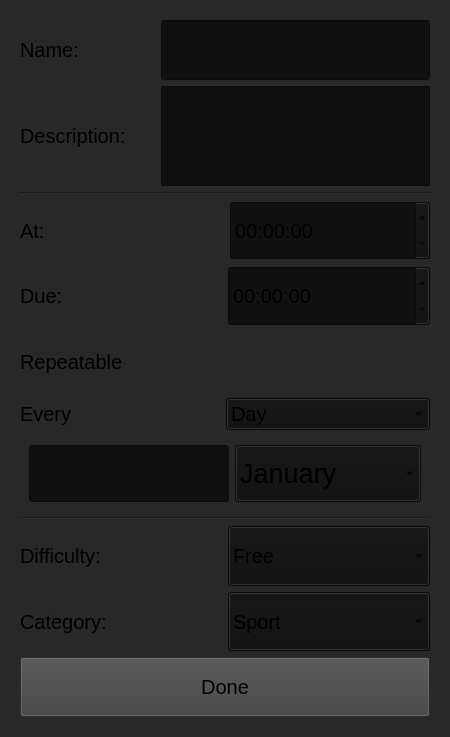
First picture: the form in ui/windows/add_task_popup_v6.ui, repository YotaBitOn/To-Plan, before the edit.
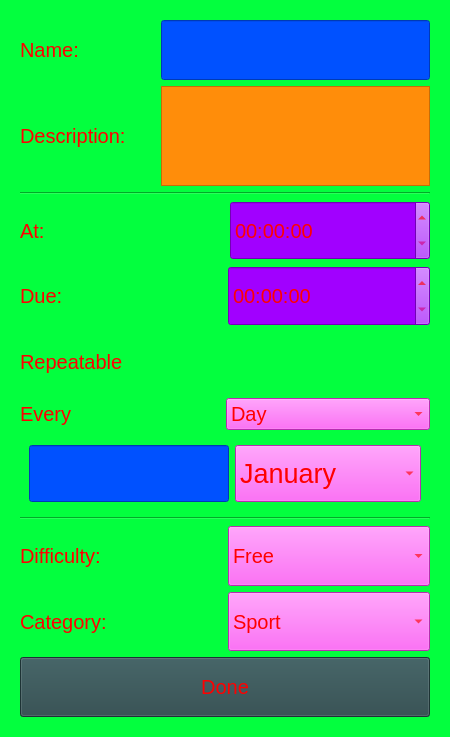
Second picture: the form after the edit. The open tabs and pages were chosen to show the change.

Commit message: chore: add theme to add task window

Patch:
```diff
--- a/ui/windows/add_task_popup_v6.ui
+++ b/ui/windows/add_task_popup_v6.ui
@@ -32,8 +32,31 @@
    <string>Form</string>
   </property>
   <property name="styleSheet">
-   <string notr="true">
-background-color: rgb(40,40,40);</string>
+   <string notr="true">*  {
+background-color: rgb(3, 255, 62);;
+color: rgb(255, 0, 0);
+}
+
+QLineEdit {
+	background-color: rgb(0, 81, 255);
+}
+
+QTextEdit {
+	background-color: rgb(255, 141, 10);
+}
+
+QComboBox {
+	background-color: rgb(255, 64, 245);
+}
+
+QTimeEdit{
+	background-color: rgb(161, 0, 255);
+}
+
+QPushButton{
+	background-color: rgb(42, 71, 74);
+}
+</string>
   </property>
   <layout class="QVBoxLayout" name="verticalLayout_2" stretch="1,1,0,1,1,1,1,0,1,1,1">
    <property name="leftMargin">
@@ -82,7 +105,7 @@
         </font>
        </property>
        <property name="styleSheet">
-        <string notr="true">background-color: rgb(16, 16, 16);</string>
+        <string notr="true"/>
        </property>
       </widget>
      </item>
@@ -128,7 +151,7 @@
         </font>
        </property>
        <property name="styleSheet">
-        <string notr="true">background-color: rgb(16, 16, 16);</string>
+        <string notr="true"/>
        </property>
       </widget>
      </item>
@@ -181,7 +204,7 @@
         </font>
        </property>
        <property name="styleSheet">
-        <string notr="true">background-color: rgb(16, 16, 16);</string>
+        <string notr="true"/>
        </property>
       </widget>
      </item>
@@ -221,7 +244,7 @@
         </font>
        </property>
        <property name="styleSheet">
-        <string notr="true">background-color: rgb(16, 16, 16);</string>
+        <string notr="true"/>
        </property>
       </widget>
      </item>
@@ -339,7 +362,7 @@
            </font>
           </property>
           <property name="styleSheet">
-           <string notr="true">background-color: rgb(16, 16, 16);</string>
+           <string notr="true"/>
           </property>
           <item>
            <property name="text">
@@ -688,7 +711,7 @@
              </font>
             </property>
             <property name="styleSheet">
-             <string notr="true">background-color: rgb(16, 16, 16);</string>
+             <string notr="true"/>
             </property>
            </widget>
           </item>
@@ -712,7 +735,7 @@
              </font>
             </property>
             <property name="styleSheet">
-             <string notr="true">background-color: rgb(16, 16, 16);</string>
+             <string notr="true"/>
             </property>
             <item>
              <property name="text">
@@ -824,7 +847,7 @@
         </font>
        </property>
        <property name="styleSheet">
-        <string notr="true">background-color: rgb(16, 16, 16);</string>
+        <string notr="true"/>
        </property>
        <item>
         <property name="text">
@@ -884,7 +907,7 @@
         </font>
        </property>
        <property name="styleSheet">
-        <string notr="true">background-color: rgb(16, 16, 16);</string>
+        <string notr="true"/>
        </property>
        <item>
         <property name="text">
@@ -954,8 +977,7 @@
       </font>
      </property>
      <property name="styleSheet">
-      <string notr="true">
-background-color: rgb(65, 65, 65);</string>
+      <string notr="true"/>
      </property>
      <property name="text">
       <string>Done</string>
```
Left out of the diff: 6 changed lines with no effect on the pictures. The commit also changes 4 other files.
